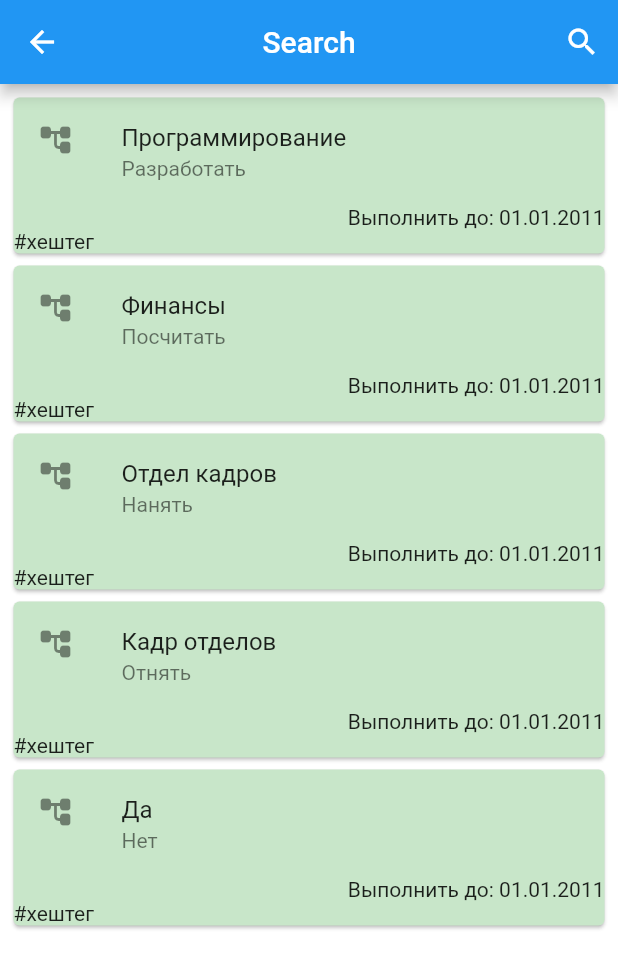
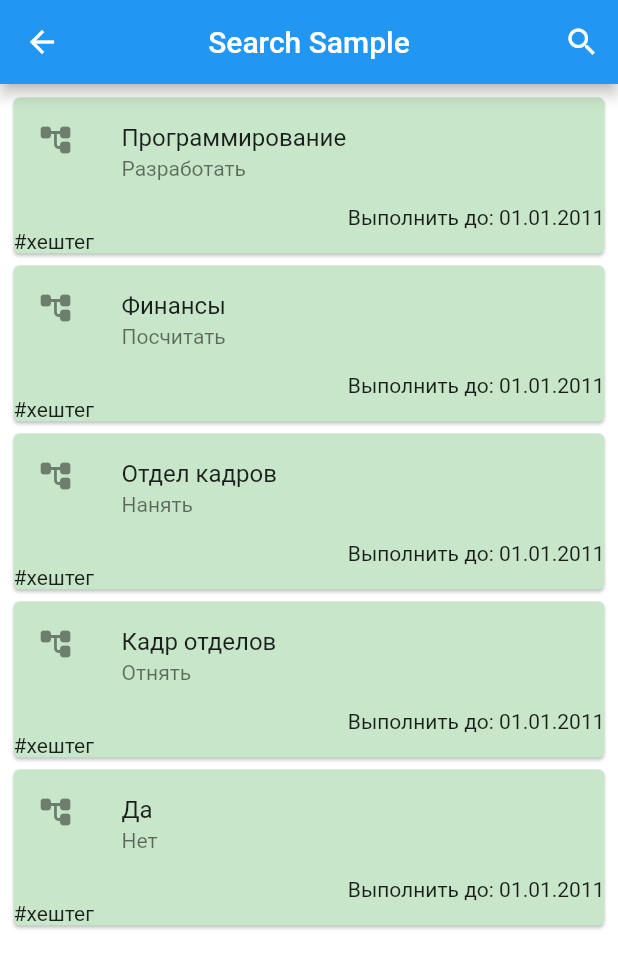
Before and after one commit to mentoster/digital_breakthrough, a Flutter app: the MainPage screen opened directly, on a phone screen of 412 x 824 dp. Shown: the top 968 px of the screen. Run offline on Flutter 3.47's test engine with Material 2 defaults, Android fonts, the phone set to English and light mode, and no system bars; our stand-ins replace curved_navigation_bar; missing offline and left inert: tree_view.

Commit message:
Update tasks.dart

```diff
--- a/lib/tasks.dart
+++ b/lib/tasks.dart
@@ -4,6 +4,10 @@ class MainPage extends StatefulWidget{
 }
 
 class HomePage extends State<MainPage>{
+  Widget appBarTitle = new Text("Search Sample", style: new TextStyle(color: Colors.white),);
+  Icon actionIcon = new Icon(Icons.search, color: Colors.white,);
+  final key = new GlobalKey<ScaffoldState>();
+  final TextEditingController _searchQuery = new TextEditingController();
   final List<String> name = [ "Программирование", "Финансы", "Отдел кадров", "Кадр отделов", "Да" ];
   final List<String> info = [ "Разработать", "Посчитать", "Нанять", "Отнять", "Нет" ];
   final List<String> date = [ "01.01.2011", "01.01.2011", "01.01.2011", "01.01.2011", "01.01.2011" ];
@@ -12,51 +16,94 @@ class HomePage extends State<MainPage>{
                                   "Вы без отвлекающих факторов сможете объяснить задачу",
                                   "Еще хуже, если вы рискнете поймать и загрузить подчиненного где-нибудь в коридоре",
                                   "От каких методов лучше отказаться вообще" ];
-  void add_task(String name, String info, String date,String moreinfo){
+  bool _isSearching;
+  String _searchText = "";
+  List <int> indexpage = [];
+  HomePage() {
+    _searchQuery.addListener(() {
+      if (_searchQuery.text.isEmpty) {
+        setState(() {
+          _isSearching = false;
+          _searchText = "";
+        });
+      }
+      else {
+        setState(() {
+          _isSearching = true;
+          _searchText = _searchQuery.text;
+        });
+      }
+    });
+  }
+
+  @override
+  void initState() {
+    super.initState();
+    _isSearching = false;
+  }
+  /*void add_task(String name, String info, String date,String moreinfo){
     this.name.add(name);
     this.info.add(info);
     this.date.add(date);
     this.moreinfo.add(moreinfo);
-  }
-  Widget appBarTitle = new Text("Search");
-  Icon actionIcon = new Icon(Icons.search);
+  }*/
   @override
   Widget build(BuildContext context){
-    return Scaffold(
-      appBar: new AppBar(
-        centerTitle: true,
-        title:appBarTitle,
-        actions: <Widget>[
-          new IconButton(icon: actionIcon,onPressed:(){
-          setState((){
-            if ( this.actionIcon.icon == Icons.search){
-            this.actionIcon = new Icon(Icons.close);
-            this.appBarTitle = new TextField(
-              style: new TextStyle(color: Colors.white,),
-              decoration: new InputDecoration(
-                prefixIcon: new Icon(Icons.search,color: Colors.white),
-                hintText: "Search...",
-                hintStyle: new TextStyle(color: Colors.white)
-              ),
-
-            );}
-            else {
-              this.actionIcon = new Icon(Icons.search);
-              this.appBarTitle = new Text("Search");
-            }
-          });
-        } ,),]
-      ),
+    return new Scaffold(
+      key: key,
+      appBar: buildBar(context),
         body: Container(
           padding: EdgeInsets.all(5),
           decoration: BoxDecoration(
             color: Colors.white,
           ),
-          child: ListView.builder(
+          child: new ListView.builder(
             itemBuilder: _buildFruitItem,
-            itemCount: name.length,
+            itemCount: _buildSearchList(),
           ),
         ),
+    );
+  }
+  int _buildSearchList() {
+    if (_searchText.isEmpty)
+      return name.length;
+    else
+      for (int i = 0; i < name.length; i++)
+        if (_searchText == name[i])
+          return i+1;
+    return 0;
+
+    }
+
+  Widget buildBar(BuildContext context) {
+    return new AppBar(
+        centerTitle: true,
+        title: appBarTitle,
+        actions: <Widget>[
+          new IconButton(icon: actionIcon, onPressed: () {
+            setState(() {
+              if (this.actionIcon.icon == Icons.search) {
+                this.actionIcon = new Icon(Icons.close, color: Colors.white,);
+                this.appBarTitle = new TextField(
+                  controller: _searchQuery,
+                  style: new TextStyle(
+                    color: Colors.white,
+
+                  ),
+                  decoration: new InputDecoration(
+                      prefixIcon: new Icon(Icons.search, color: Colors.white),
+                      hintText: "Search...",
+                      hintStyle: new TextStyle(color: Colors.white)
+                  ),
+                );
+                _handleSearchStart();
+              }
+              else {
+                _handleSearchEnd();
+              }
+            });
+          },),
+        ]
     );
   }
   Widget _buildFruitItem( BuildContext context, int index ){
@@ -134,4 +181,18 @@ class HomePage extends State<MainPage>{
       ),*/
     );
   }
+  void _handleSearchStart() {
+    setState(() {
+      _isSearching = true;
+    });
+  }
+  void _handleSearchEnd() {
+    setState(() {
+      this.actionIcon = new Icon(Icons.search, color: Colors.white,);
+      this.appBarTitle =
+      new Text("Search Sample", style: new TextStyle(color: Colors.white),);
+      _isSearching = false;
+      _searchQuery.clear();
+    });
+  }
 }
```
